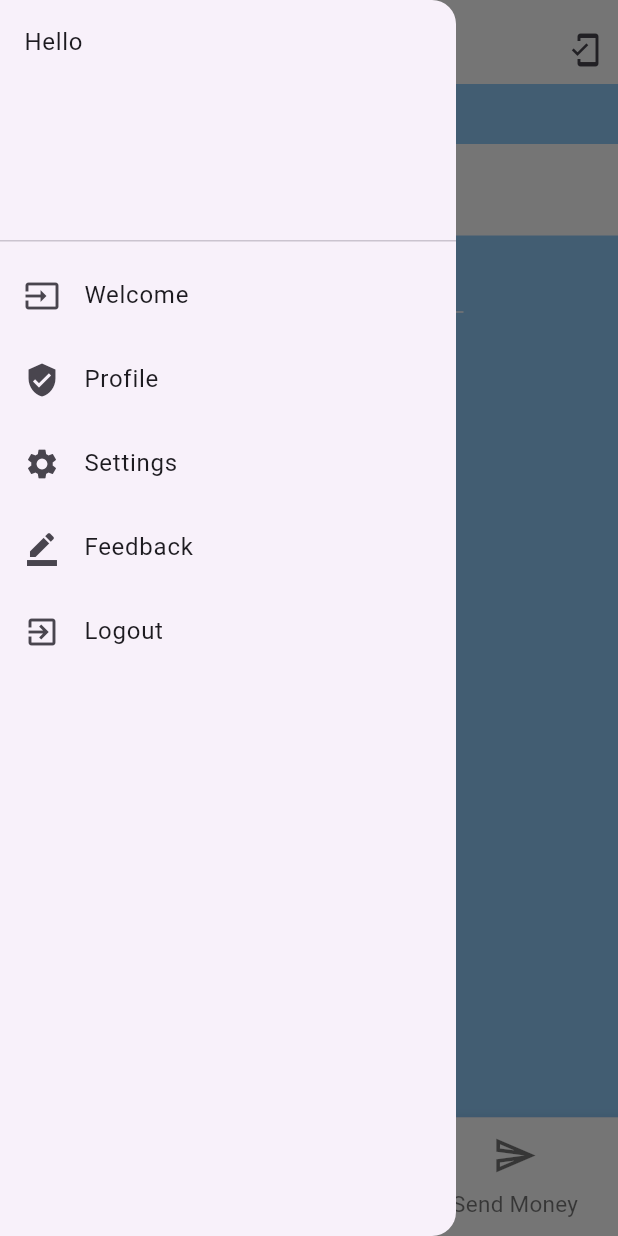
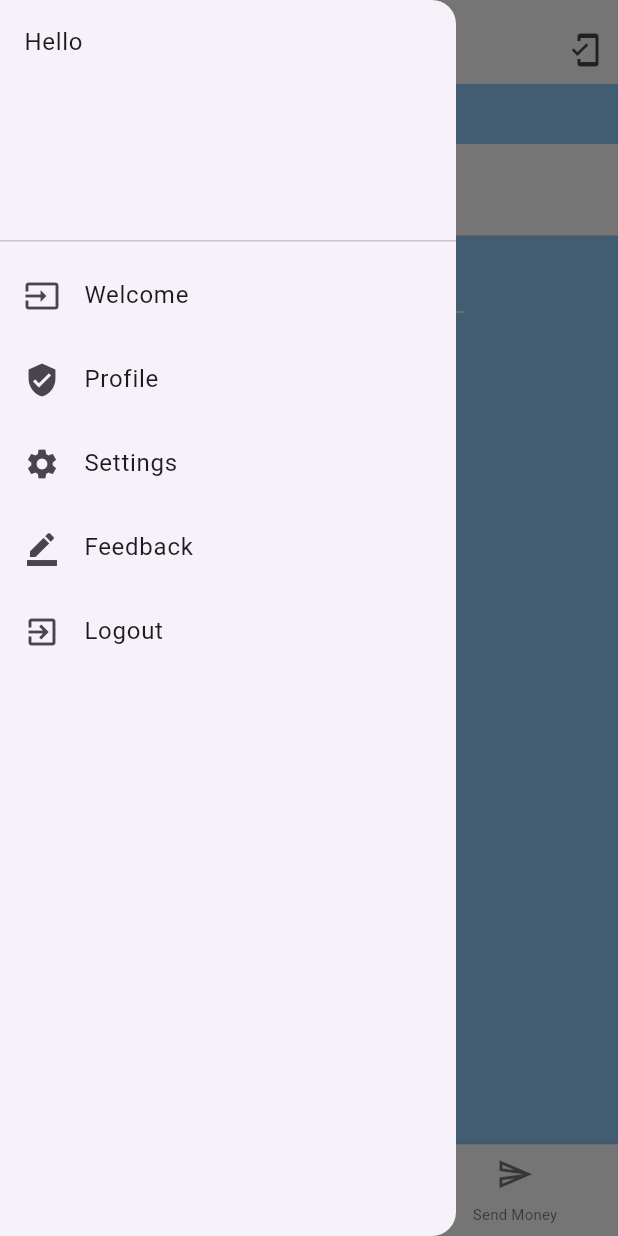
Before and after one commit to AMfaraz/CashFlow, a Flutter app: the screen it shows after launch, with the side drawer open, on a phone screen of 412 x 824 dp. Run offline on Flutter 3.47's test engine with Material 3 defaults, Android fonts, the phone set to English and light mode, and no system bars; our stand-ins replace sqflite; missing offline and left inert: mysql1; accounts and stored records are empty.

Commit message:
FutureBuilder succesfully setup and sending money screen

```diff
--- a/lib/main.dart
+++ b/lib/main.dart
@@ -2,7 +2,9 @@ import 'package:flutter/material.dart';
 
 import './view/screens/home_screen.dart';
 import 'package:cash_flow/view/screens/payment_screen.dart';
-
+import './view/screens/main_screen.dart';
+import './model/customer_model.dart';
+import './control/db_handler.dart';
 
 void main() {
   runApp(const MyApp());
@@ -10,8 +12,6 @@ void main() {
 
 class MyApp extends StatelessWidget {
   const MyApp({super.key});
-
-
 
   // This widget is the root of your application.
   @override
@@ -37,10 +37,35 @@ class MyApp extends StatelessWidget {
         //
         // This works for code too, not just values: Most code changes can be
         // tested with just a hot reload.
-        colorScheme: ColorScheme.fromSeed(seedColor: Colors.deepPurple),
+        // colorScheme: ColorScheme.fromSeed(seedColor: Colors.deepPurple),
         useMaterial3: true,
       ),
-      home: HomeScreen(),
+      // home: MainScreen(),
+
+      home: FutureBuilder(
+          future: DbHandler().readData("Customers"),
+          builder: (context, snapshot) {
+            if (snapshot.connectionState == ConnectionState.waiting) {
+              return const CircularProgressIndicator();
+            }
+            if (snapshot.hasError) {
+              return const Scaffold(
+                body: Center(
+                  child: Text(
+                    "Error",
+                    style: TextStyle(fontSize: 100),
+                  ),
+                ),
+              );
+            }
+            else{
+              if(snapshot.data==null){
+                print("hello");
+              }
+              CustomerModel.setCurrentCustomer(snapshot.data!);
+              return MainScreen();
+            }
+          }),
     );
   }
 }
--- /dev/null
+++ b/lib/model/customer_model.dart
@@ -0,0 +1,53 @@
+class CustomerModel {
+  static late CustomerModel logedInCustomer;
+
+  final int custId;
+  final String firstName;
+  final String lastName;
+  final String address;
+  final String email;
+  final String phoneNumber;
+  final String cnic;
+
+  CustomerModel({
+    required this.custId,
+    required this.firstName,
+    required this.lastName,
+    required this.address,
+    required this.email,
+    required this.phoneNumber,
+    required this.cnic,
+  });
+
+  static convert(
+    List<Map<String, dynamic>> customerData,
+  ) {
+    List<dynamic> list=[];
+    list.addAll(customerData[0].values);
+    // List.generate(customerData.length, (i) {
+
+    //     customerData[i]["custId"];
+    //     customerData[i]["firstName"];
+    //     customerData[i]["lastName"];
+    //     customerData[i]["address"];
+    //     customerData[i]["email"];
+    //     customerData[i]["phoneNumber"];
+    //     customerData[i]["cnic"];
+
+    // });
+
+    return list;
+  }
+
+  static void setCurrentCustomer(List<Map<String, dynamic>> customer) {
+    var list = convert(customer);
+    logedInCustomer = CustomerModel(
+        custId: list[0],
+        firstName: list[1],
+        lastName: list[2],
+        address: list[2],
+        email: list[3],
+        phoneNumber: list[4],
+        cnic: list[5]);
+  }
+}
--- a/lib/view/screens/home_screen.dart
+++ b/lib/view/screens/home_screen.dart
@@ -4,35 +4,18 @@ import 'package:cash_flow/view/utils/colors.dart';
 import '../utils/screen_utils.dart';
 import '../utils/text_theme.dart' as th;
 import '../../control/db_handler.dart';
-import '../widgets/NavDrawer.dart';
-import '../widgets/app_bar.dart';
+import '../../model/customer_model.dart';
 
 class HomeScreen extends StatelessWidget {
   HomeScreen({super.key});
 
   @override
   Widget build(BuildContext context) {
-    // _check();
-    // print(ans);
 
     final double height = ScreenUtils.height(context);
     final double width = ScreenUtils.width(context);
 
-    return SafeArea(
-      child: Scaffold(
-        appBar: AppBar(
-          title: Text("Home"),
-          actions: [
-            Container(
-                margin: const EdgeInsets.only(top: 10, right: 10),
-                child: const Icon(Icons.mobile_friendly))
-          ],
-          backgroundColor: secondaryColor,
-        ),
-        drawer: NavDrawer(),
-        body:
-            //outer container
-            Container(
+    return Container(
       width: double.infinity,
       decoration: BoxDecoration(color: primaryColor),
       child: Column(
@@ -48,7 +31,7 @@ class HomeScreen extends StatelessWidget {
             padding: const EdgeInsets.symmetric(vertical: 20),
             alignment: Alignment.center,
             child: Text(
-                  "Welcome, hello",
+              "Welcome, ${CustomerModel.logedInCustomer.firstName}",
               style: th.TextTheme.subHeading.copyWith(color: primaryColor),
             ),
           ),
@@ -61,8 +44,7 @@ class HomeScreen extends StatelessWidget {
             padding: const EdgeInsets.all(8.0),
             child: Text(
               "Balance 1000/ Rs",
-                  style:
-                      th.TextTheme.subHeading.copyWith(color: secondaryColor),
+              style: th.TextTheme.subHeading.copyWith(color: secondaryColor),
             ),
           ),
 
@@ -90,26 +72,7 @@ class HomeScreen extends StatelessWidget {
           //     child: Text("change"))
         ],
       ),
-        ),
+    );
 
-        //changing pages
-        bottomNavigationBar: BottomNavigationBar(
-          iconSize: 30,
-          selectedFontSize: 20,
-          unselectedFontSize: 15,
-          // showUnselectedLabels: false,
-          // type: BottomNavigationBarType.shifting,
-          backgroundColor: secondaryColor,
-          onTap: (int index) {},
-          items: const <BottomNavigationBarItem>[
-            BottomNavigationBarItem(icon: Icon(Icons.home), label: "Home"),
-            BottomNavigationBarItem(
-                icon: Icon(Icons.payment), label: "Payment"),
-            BottomNavigationBarItem(
-                icon: Icon(Icons.send_outlined), label: "Send Money"),
-          ],
-        ),
-      ),
-    );
   }
 }
--- /dev/null
+++ b/lib/view/screens/main_screen.dart
@@ -0,0 +1,93 @@
+import 'package:flutter/material.dart';
+
+import '../utils/colors.dart';
+import '../widgets/NavDrawer.dart';
+import '../screens/home_screen.dart';
+import '../screens/payment_screen.dart';
+import '../screens/sending_money_screen.dart';
+import '../../control/db_handler.dart';
+import '../../model/customer_model.dart';
+
+class MainScreen extends StatefulWidget {
+  const MainScreen({super.key});
+
+  @override
+  State<MainScreen> createState() => _MainScreenState();
+}
+
+class _MainScreenState extends State<MainScreen> {
+  //string to refer to _screenDetails
+  final List<String> _pages = [
+    "HomeScreen",
+    "PaymentScreen",
+    "SendingMoneyScreen"
+  ];
+
+  //every data of screen
+  final Map<String, List<dynamic>> _screenDetails = {
+    "HomeScreen": [HomeScreen(), "Home", const Icon(Icons.mobile_friendly)],
+    "PaymentScreen": [
+      PaymentScreen(),
+      "Payment",
+      const Icon(Icons.payment_outlined)
+    ],
+    "SendingMoneyScreen": [SendingMoneyScreen(), "Send", const Icon(Icons.send)]
+  };
+
+  int _selectedIndex = 0;
+
+  // void gettingData() async {
+  //   List<Map<String, dynamic>> data = await DbHandler().readData("Customers");
+  //   CustomerModel.convert(data);
+  // }
+
+  // @override
+  // void initState() {
+  //   gettingData();
+  //   // TODO: implement initState
+  //   super.initState();
+  // }
+
+  @override
+  Widget build(BuildContext context) {
+    return SafeArea(
+      child: Scaffold(
+        appBar: AppBar(
+          title: Text(_screenDetails[_pages[_selectedIndex]]![1]),
+          actions: [
+            Container(
+                margin: const EdgeInsets.only(top: 10, right: 10),
+                child: _screenDetails[_pages[_selectedIndex]]![2])
+          ],
+          backgroundColor: secondaryColor,
+        ),
+        drawer: NavDrawer(),
+
+        //bottomnavigation to change pages
+        bottomNavigationBar: BottomNavigationBar(
+          iconSize: 25,
+          selectedFontSize: 15,
+          unselectedFontSize: 10,
+          // type: BottomNavigationBarType.fixed,
+          selectedItemColor: Colors.amber[800],
+          backgroundColor: secondaryColor,
+          currentIndex: _selectedIndex,
+          onTap: (int index) {
+            setState(() {
+              _selectedIndex = index;
+            });
+          },
+          items: const <BottomNavigationBarItem>[
+            BottomNavigationBarItem(icon: Icon(Icons.home), label: "Home"),
+            BottomNavigationBarItem(
+                icon: Icon(Icons.payment), label: "Payment"),
+            BottomNavigationBarItem(
+                icon: Icon(Icons.send_outlined), label: "Send Money"),
+          ],
+        ),
+
+        body: _screenDetails[_pages[_selectedIndex]]![0],
+      ),
+    );
+  }
+}
```
Also changed, not shown: lib/control/db_handler.dart (+55 -27 lines), lib/model/account_model.dart (added, +24 -0 lines), lib/view/screens/payment_screen.dart (+16 -16 lines), lib/view/screens/sending_money_screen.dart (added, +77 -0 lines). Lines whose indentation alone changed are shown as unchanged.
